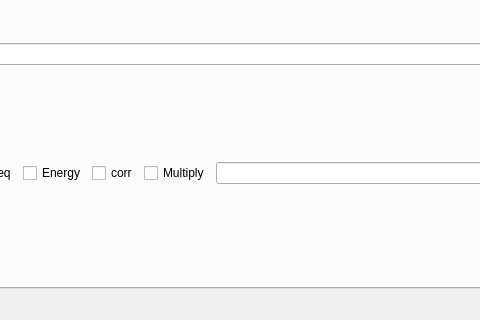
First picture: the form in mainwindow.ui, repository JimZGChow/openUNBrx, before the edit; both pictures show x 195 to 675 and y 328 to 648 of the 925 by 648 pixel window.
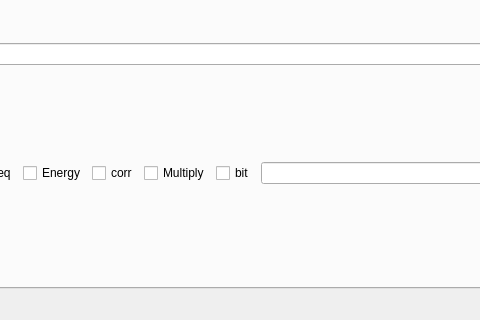
Second picture: the form after the edit.

```diff
--- a/mainwindow.ui
+++ b/mainwindow.ui
@@ -175,6 +175,13 @@
             </property>
            </widget>
           </item>
+          <item>
+           <widget class="QCheckBox" name="checkBox_bit">
+            <property name="text">
+             <string>bit</string>
+            </property>
+           </widget>
+          </item>
           <item>
            <widget class="QLineEdit" name="lineEdit_freq"/>
           </item>
```
Left out of the diff: 2 changed lines with no effect on the pictures.
